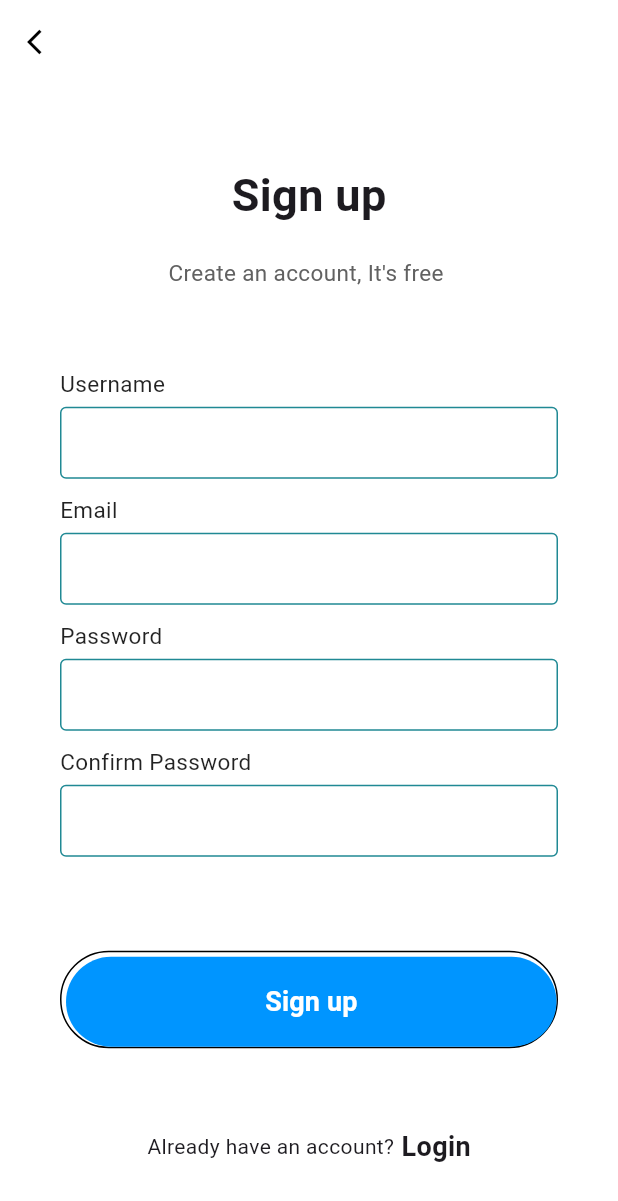
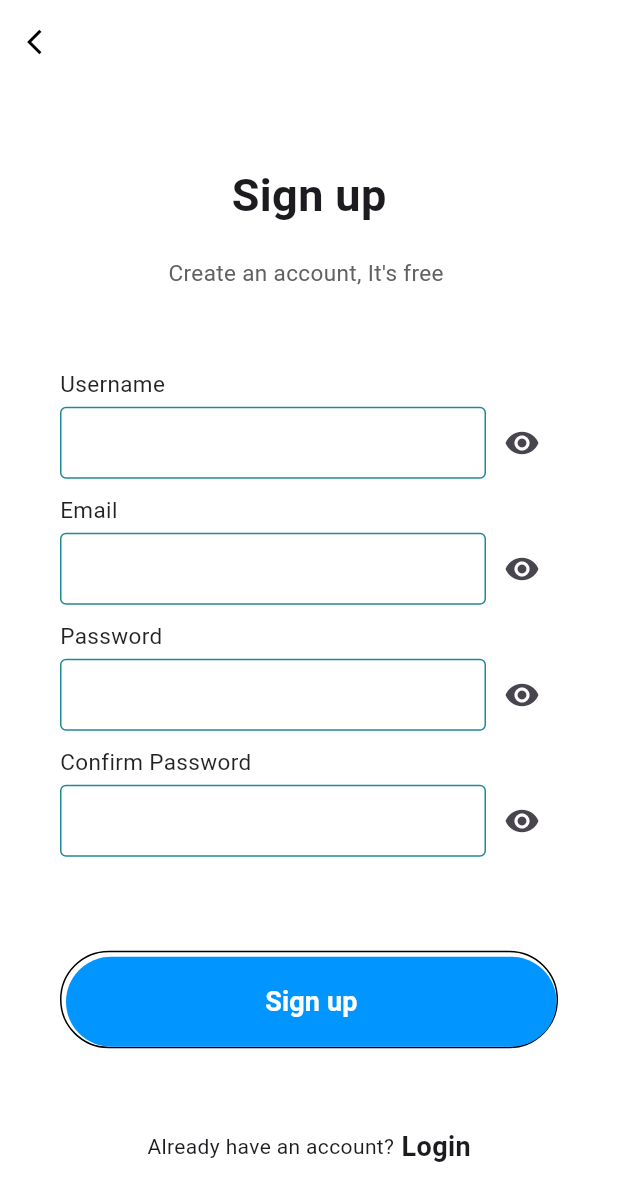
Before and after one commit to nanafarhanj/project, a Flutter app: the SignupPage screen opened directly, on a phone screen of 412 x 824 dp. Shown: the top 1201 px of the screen. Run offline on Flutter 3.47's test engine with Material 3 defaults, Android fonts, the phone set to English and light mode, and no system bars.

Commit message:
Update signup.dart
navigate from SignupPage to LoginPage in "Already have an account?" part
password can be hidden or seen

```diff
--- a/flutter_app/lib/signup.dart
+++ b/flutter_app/lib/signup.dart
@@ -1,6 +1,13 @@
 import 'package:flutter/material.dart';
+import 'package:flutter_application_4/login.dart';
 
-class SignupPage extends StatelessWidget {
+class SignupPage extends StatefulWidget {
+  @override
+  SignupPageState createState() => SignupPageState();
+}
+
+class SignupPageState extends State<SignupPage> {
+  bool isObscure = false;
   @override
   Widget build(BuildContext context) {
     return Scaffold(
@@ -88,10 +95,19 @@ class SignupPage extends StatelessWidget {
                 mainAxisAlignment: MainAxisAlignment.center,
                 children: <Widget>[
                   Text("Already have an account?"),
-                  Text(
+                  GestureDetector(
+                    onTap: () {
+                      Navigator.push(
+                        context,
+                        MaterialPageRoute(builder: (context) => LoginPage()),
+                      );
+                    },
+                    child: Text(
                       " Login",
-                    style: TextStyle(fontWeight: FontWeight.w600, fontSize: 18),
-                  )
+                      style:
+                          TextStyle(fontWeight: FontWeight.w600, fontSize: 18),
+                    ),
+                  ),
                 ],
               )
             ],
@@ -99,7 +115,6 @@ class SignupPage extends StatelessWidget {
         ),
       ),
     );
-  }
   }
 
 // we will be creating a widget for text field
@@ -115,15 +130,34 @@ Widget inputFile({label, obscureText = false}) {
         SizedBox(
           height: 5,
         ),
-      TextField(
-        obscureText: obscureText,
+        Row(
+          children: <Widget>[
+            Expanded(
+              child: TextField(
+                obscureText: obscureText && isObscure,
                 decoration: InputDecoration(
-            contentPadding: EdgeInsets.symmetric(vertical: 0, horizontal: 10),
+                  contentPadding:
+                      EdgeInsets.symmetric(vertical: 0, horizontal: 10),
                   enabledBorder: OutlineInputBorder(
-              borderSide: BorderSide(color: Color.fromARGB(255, 32, 137, 148)),
+                    borderSide:
+                        BorderSide(color: Color.fromARGB(255, 32, 137, 148)),
                   ),
                   border: OutlineInputBorder(
-                borderSide: BorderSide(color: Color.fromARGB(255, 45, 90, 110)))),
+                    borderSide:
+                        BorderSide(color: Color.fromARGB(255, 45, 90, 110)),
+                  ),
+                ),
+              ),
+            ),
+            IconButton(
+              icon: Icon(isObscure ? Icons.visibility_off : Icons.visibility),
+              onPressed: () {
+                setState(() {
+                  isObscure = !isObscure;
+                });
+              },
+            ),
+          ],
         ),
         SizedBox(
           height: 10,
@@ -131,3 +165,4 @@ Widget inputFile({label, obscureText = false}) {
       ],
     );
   }
+}
```
Lines whose indentation alone changed are shown as unchanged.
